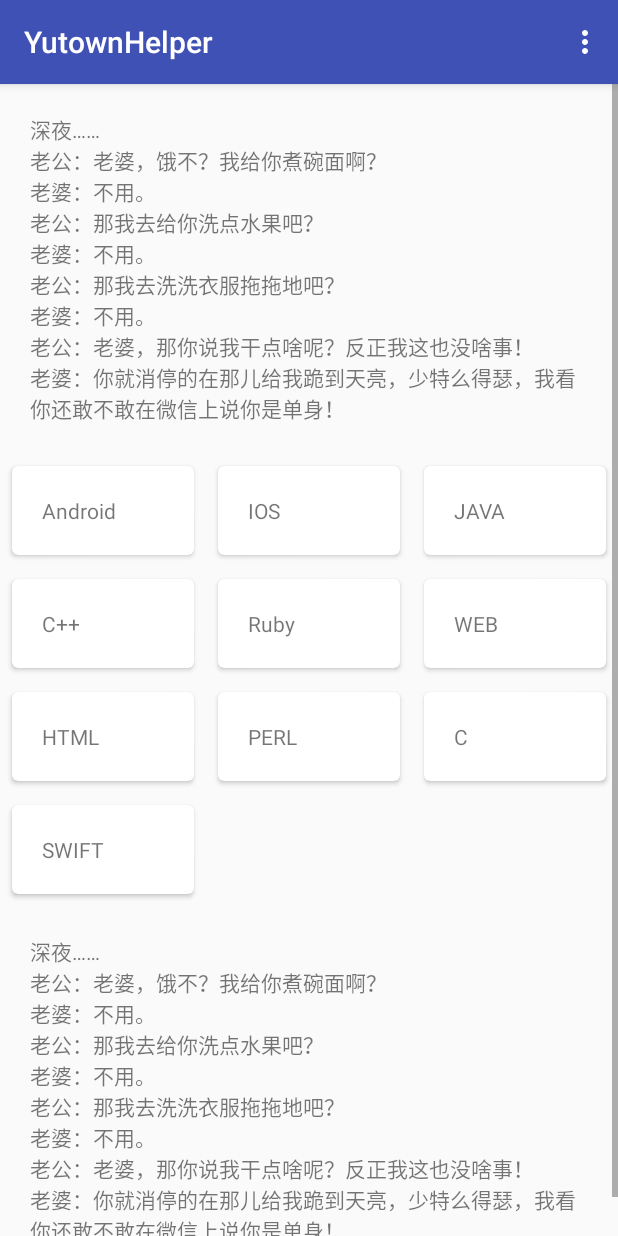
After one commit to Appigle/yutownhelper, an Android app: the FullyExpandedFragment screen opened directly, with no data from a screen before it, on a phone screen of 412 x 824 dp. The commit adds this screen. Run offline under Robolectric (Android 15) with nearby library versions, the phone set to English and light mode, and no system bars; our stand-ins replace ButterKnife.

Commit message:
1、添加滚动字幕Demo； 2、添加NotificationDemo； 3、添加RxJavaDemo； 4、添加ScrollView嵌套；

```diff
--- a/app/build.gradle
+++ b/app/build.gradle
@@ -128,4 +128,8 @@ dependencies {
     compile 'com.akexorcist:RoundCornerProgressBar:2.0.3'
     compile 'com.android.support:support-v4:23.4.0'
     compile 'com.google.android.gms:play-services:9.4.0'
+    compile 'io.reactivex:rxandroid:1.2.1'
+// Because RxAndroid releases are few and far between, it is recommended you also
+// explicitly depend on RxJava's latest version for bug fixes and new features.
+    compile 'io.reactivex:rxjava:1.1.9'
 }
--- a/app/src/main/AndroidManifest.xml
+++ b/app/src/main/AndroidManifest.xml
@@ -87,7 +87,11 @@
         <activity android:name=".Activity.RegexTestActivity" />
         <activity android:name=".Activity.ScreenChangeActivity" />
         <activity android:name=".base.BaseActionBarActivity" />
-        <activity android:name=".Activity.ActionBarApiActivity"></activity>
+        <activity android:name=".Activity.ActionBarApiActivity" />
+        <activity android:name=".Activity.NotificationDemosActivity" />
+        <activity android:name=".Activity.CircleShowInfoActivity" />
+        <activity android:name=".Activity.ScrollViewAndRecyclerViewQuestionActivity"></activity>
+        <activity android:name=".Activity.RxJavaKnowledgeActivity"></activity>
     </application>
 
 </manifest>
--- /dev/null
+++ b/app/src/main/java/com/chenley/an/yutownhelper/Activity/ScrollViewAndRecyclerViewQuestionActivity.java
@@ -0,0 +1,24 @@
+package com.chenley.an.yutownhelper.Activity;
+
+import android.os.Bundle;
+import android.support.v4.app.Fragment;
+
+import com.chenley.an.yutownhelper.Fragment.FullyExpandedFragment;
+import com.chenley.an.yutownhelper.R;
+import com.chenley.an.yutownhelper.base.BaseActionBarActivity;
+
+public class ScrollViewAndRecyclerViewQuestionActivity extends BaseActionBarActivity {
+
+    @Override
+    protected void onCreate(Bundle savedInstanceState) {
+        super.onCreate(savedInstanceState);
+        setContentView(R.layout.activity_scroll_view_and_recycler_view_question);
+        if (savedInstanceState == null) {
+            getSupportFragmentManager().beginTransaction().add(R.id.container,getFragment()).commit();
+        }
+    }
+
+    public Fragment getFragment() {
+        return  FullyExpandedFragment.newInstance(2);
+    }
+}
--- /dev/null
+++ b/app/src/main/java/com/chenley/an/yutownhelper/Fragment/FullyExpandedFragment.java
@@ -0,0 +1,94 @@
+package com.chenley.an.yutownhelper.Fragment;
+
+import android.os.Bundle;
+import android.support.annotation.Nullable;
+import android.support.v4.app.Fragment;
+import android.support.v7.widget.GridLayoutManager;
+import android.support.v7.widget.LinearLayoutManager;
+import android.support.v7.widget.OrientationHelper;
+import android.support.v7.widget.RecyclerView;
+import android.support.v7.widget.StaggeredGridLayoutManager;
+import android.util.Log;
+import android.view.LayoutInflater;
+import android.view.View;
+import android.view.ViewGroup;
+
+import com.chenley.an.yutownhelper.R;
+import com.chenley.an.yutownhelper.adapter.AnimAdapter;
+
+import butterknife.Bind;
+import butterknife.ButterKnife;
+
+/**
+ * Author:    ZhuWenWu
+ * Version    V1.0
+ * Date:      2015/2/6  14:42.
+ * Description:
+ * Modification  History:
+ * Date         	Author        		Version        	Description
+ * -----------------------------------------------------------------------------------
+ * 2015/2/6        ZhuWenWu            1.0                    1.0
+ * Why & What is modified:
+ */
+public class FullyExpandedFragment extends Fragment {
+    private static final String TAG = "FullyExpandedFragment==";
+    public static final int TYPE_LINEAR_LAYOUT = 1;
+    public static final int TYPE_GRID_LAYOUT = 2;
+    public static final int TYPE_STAGGERED_GRID_LAYOUT = 3;
+    @Bind(R.id.recycler_view)
+    RecyclerView mRecyclerView;
+
+    private int type = TYPE_LINEAR_LAYOUT;
+    private AnimAdapter mAdapter;
+
+    public static FullyExpandedFragment newInstance(int type) {
+        FullyExpandedFragment fragment = new FullyExpandedFragment();
+        Bundle args = new Bundle();
+        args.putInt("type", type);
+        fragment.setArguments(args);
+        return fragment;
+    }
+
+    @Override
+    public void onCreate(Bundle savedInstanceState) {
+        super.onCreate(savedInstanceState);
+        if (getArguments() != null) {
+            type = getArguments().getInt("type", TYPE_LINEAR_LAYOUT);
+        }
+    }
+
+    @Override
+    public View onCreateView(LayoutInflater inflater, @Nullable ViewGroup container, @Nullable Bundle savedInstanceState) {
+        View rootView = inflater.inflate(R.layout.fragment_fully_expended, container, false);
+        ButterKnife.bind(this, rootView);
+        return rootView;
+    }
+
+    @Override
+    public void onViewCreated(View view, @Nullable Bundle savedInstanceState) {
+        super.onViewCreated(view, savedInstanceState);
+        Log.i(TAG, "onViewCreated: type="+type);
+        if (type == TYPE_GRID_LAYOUT) {
+            mRecyclerView.setLayoutManager(new GridLayoutManager(getActivity(), 3, OrientationHelper.VERTICAL,false));//这里用线性宫格显示 类似于grid view
+        } else if (type == TYPE_STAGGERED_GRID_LAYOUT) {
+            mRecyclerView.setLayoutManager(new StaggeredGridLayoutManager(2, OrientationHelper.VERTICAL));//这里用线性宫格显示 类似于瀑布流
+        } else {
+            mRecyclerView.setLayoutManager(new LinearLayoutManager(getActivity()));//这里用线性显示 类似于list view V23.2.0 支持自动计算高度大小，也就是可以嵌套了
+        }
+        mAdapter = new AnimAdapter(getActivity());
+        mRecyclerView.setAdapter(mAdapter);
+    }
+
+    @Override
+    public void onActivityCreated(@Nullable Bundle savedInstanceState) {
+        super.onActivityCreated(savedInstanceState);
+        String[] titles = getResources().getStringArray(R.array.titles);
+        mAdapter.addTitles(titles);
+    }
+
+    @Override
+    public void onDestroyView() {
+        super.onDestroyView();
+        ButterKnife.unbind(this);
+    }
+}
--- a/app/src/main/java/com/chenley/an/yutownhelper/Main3Activity.java
+++ b/app/src/main/java/com/chenley/an/yutownhelper/Main3Activity.java
@@ -44,7 +44,7 @@ public class Main3Activity extends AppCompatActivity {
         superView.setAdapter(mAdapter);
     }
 
-   /**
+    /**
      * 初始化列表数据
      */
     private void initData() {
@@ -55,6 +55,10 @@ public class Main3Activity extends AppCompatActivity {
         itemList.add("正则表达式Test");
         itemList.add("横竖屏切换生命周期展示");
         itemList.add("ActionBarApiActivity");
+        itemList.add("NotificationDemosActivity");
+        itemList.add("垂直滚动循环消息");
+        itemList.add("ScrollView嵌套RecyclerView的显示及滑动");
+        itemList.add("RxJava知识点");
         mAdapter.addItems(itemList);
     }
 }
--- /dev/null
+++ b/app/src/main/java/com/chenley/an/yutownhelper/adapter/AnimAdapter.java
@@ -0,0 +1,92 @@
+package com.chenley.an.yutownhelper.adapter;
+
+import android.content.Context;
+import android.support.v7.widget.RecyclerView;
+import android.util.Log;
+import android.view.LayoutInflater;
+import android.view.View;
+import android.view.ViewGroup;
+import android.widget.TextView;
+
+import com.chenley.an.yutownhelper.R;
+
+import java.util.ArrayList;
+import java.util.Collections;
+
+import butterknife.Bind;
+import butterknife.ButterKnife;
+import butterknife.OnClick;
+
+/**
+ * Author:    ZhuWenWu
+ * Version    V1.0
+ * Date:      2015/1/15  18:18.
+ * Description:
+ * Modification  History:
+ * Date         	Author        		Version        	Description
+ * -----------------------------------------------------------------------------------
+ * 2015/1/15        ZhuWenWu            1.0                    1.0
+ * Why & What is modified:
+ */
+public class AnimAdapter extends RecyclerView.Adapter<AnimAdapter.NormalTextViewHolder> {
+    private final LayoutInflater mLayoutInflater;
+    private final Context mContext;
+    private ArrayList<String> mTitles = new ArrayList<>();
+
+    public AnimAdapter(Context context) {
+        mContext = context;
+        mLayoutInflater = LayoutInflater.from(context);
+    }
+
+    public void addTitles(String[] titles) {
+        Collections.addAll(mTitles, titles);
+        notifyItemRangeInserted(0, titles.length);
+    }
+
+    public void addTitle(String title) {
+        mTitles.add(1, title);
+        notifyItemInserted(1);
+    }
+
+    public void remove(int position) {
+        mTitles.remove(position);
+        notifyItemRemoved(position);
+    }
+
+    @Override
+    public NormalTextViewHolder onCreateViewHolder(ViewGroup parent, int viewType) {
+        return new NormalTextViewHolder(mLayoutInflater.inflate(R.layout.item_text, parent, false), this);
+    }
+
+    @Override
+    public void onBindViewHolder(NormalTextViewHolder holder, int position) {
+        holder.mTextView.setText(mTitles.get(position));
+    }
+
+    @Override
+    public int getItemCount() {
+        return mTitles == null ? 0 : mTitles.size();
+    }
+
+    public static class NormalTextViewHolder extends RecyclerView.ViewHolder {
+        @Bind(R.id.text_view)
+        TextView mTextView;
+        AnimAdapter mAdapter;
+
+        NormalTextViewHolder(View view, AnimAdapter adapter) {
+            super(view);
+            mAdapter = adapter;
+            ButterKnife.bind(this, view);
+        }
+
+        @OnClick(R.id.cv_item)
+        void onItemClick() {
+            Log.d("NormalTextViewHolder", "onClick--> position = " + getPosition());
+            if (getPosition() == 2) {
+                mAdapter.remove(getPosition());
+            } else {
+                mAdapter.addTitle("test" + getPosition());
+            }
+        }
+    }
+}
--- /dev/null
+++ b/app/src/main/res/layout/activity_scroll_view_and_recycler_view_question.xml
@@ -0,0 +1,7 @@
+<?xml version="1.0" encoding="utf-8"?>
+<FrameLayout xmlns:android="http://schemas.android.com/apk/res/android"
+    xmlns:tools="http://schemas.android.com/tools"
+    android:id="@+id/container"
+    android:layout_height="match_parent"
+    android:layout_width="match_parent"
+    tools:ignore="MergeRootFrame" />
--- /dev/null
+++ b/app/src/main/res/layout/fragment_fully_expended.xml
@@ -0,0 +1,31 @@
+<?xml version="1.0" encoding="utf-8"?>
+<ScrollView xmlns:android="http://schemas.android.com/apk/res/android"
+    android:layout_width="match_parent"
+    android:layout_height="match_parent"
+    android:orientation="vertical">
+
+    <LinearLayout
+        android:layout_width="match_parent"
+        android:layout_height="wrap_content"
+        android:orientation="vertical">
+
+        <TextView
+            android:layout_width="match_parent"
+            android:layout_height="wrap_content"
+            android:padding="20dp"
+            android:text="@string/test" />
+
+        <android.support.v7.widget.RecyclerView
+            xmlns:android="http://schemas.android.com/apk/res/android"
+            android:id="@+id/recycler_view"
+            android:layout_width="match_parent"
+            android:layout_height="wrap_content" />
+
+        <TextView
+            android:layout_width="match_parent"
+            android:layout_height="wrap_content"
+            android:padding="20dp"
+            android:text="@string/test" />
+    </LinearLayout>
+
+</ScrollView>
--- /dev/null
+++ b/app/src/main/res/layout/item_text.xml
@@ -0,0 +1,16 @@
+<?xml version="1.0" encoding="utf-8"?>
+<android.support.v7.widget.CardView
+    xmlns:card_view="http://schemas.android.com/apk/res-auto"
+    xmlns:android="http://schemas.android.com/apk/res/android"
+    android:layout_width="match_parent"
+    android:layout_height="wrap_content"
+    android:layout_margin="8dp"
+    android:id="@+id/cv_item"
+    card_view:cardCornerRadius="4dp">
+
+    <TextView
+        android:id="@+id/text_view"
+        android:padding="20dp"
+        android:layout_width="match_parent"
+        android:layout_height="wrap_content"/>
+</android.support.v7.widget.CardView>
--- /dev/null
+++ b/app/src/main/res/values/array.xml
@@ -0,0 +1,31 @@
+<?xml version="1.0" encoding="utf-8"?>
+<resources>
+    <string-array name="titles">
+        <item>Android</item>
+        <item>IOS</item>
+        <item>JAVA</item>
+        <item>C++</item>
+        <item>Ruby</item>
+        <item>WEB</item>
+        <item>HTML</item>
+        <item>PERL</item>
+        <item>C</item>
+        <item>SWIFT</item>
+    </string-array>
+
+    <string-array name="items">
+        <item>Normal List</item>
+        <item>Normal Grid</item>
+        <item>Normal Staggered</item>
+        <item>Multiple List</item>
+        <item>Multiple Grid</item>
+        <item>Header Bottom List</item>
+        <item>Header Bottom Grid</item>
+        <item>Anim List</item>
+        <item>Anim Grid</item>
+        <item>Expended List</item>
+        <item>Expended Grid</item>
+        <item>Single Select</item>
+        <item>Multiple Select</item>
+    </string-array>
+</resources>
--- a/app/src/main/res/values/attrs.xml
+++ b/app/src/main/res/values/attrs.xml
@@ -12,4 +12,5 @@
         <attr name="metaButtonBarStyle" format="reference" />
         <attr name="metaButtonBarButtonStyle" format="reference" />
     </declare-styleable>
+
 </resources>
--- a/app/src/main/res/values/strings.xml
+++ b/app/src/main/res/values/strings.xml
@@ -12,4 +12,6 @@
         @drawable/logo"，而非android:background="@drawable/logo"，我就笨笨地犯了这个低级错误，导致错怪人家scaleType不起作用。程序中动态加载图片也类似，如：应该imgView.setImageResource(R.drawable.*);
         而非imgView.setBackgroundResource(R.drawable.*);"
         android:textSize="22sp</string>
+    <string name="test">深夜……\n老公：老婆，饿不？我给你煮碗面啊？\n老婆：不用。\n老公：那我去给你洗点水果吧？\n老婆：不用。\n老公：那我去洗洗衣服拖拖地吧？\n老婆：不用。\n老公：老婆，那你说我干点啥呢？反正我这也没啥事！\n老婆：你就消停的在那儿给我跪到天亮，少特么得瑟，我看你还敢不敢在微信上说你是单身！</string>
+
 </resources>
--- a/build.gradle
+++ b/build.gradle
@@ -6,7 +6,7 @@ buildscript {
         jcenter()
     }
     dependencies {
-        classpath 'com.android.tools.build:gradle:2.1.3'
+        classpath 'com.android.tools.build:gradle:2.2.0'
         classpath 'org.greenrobot:greendao-gradle-plugin:3.0.0'
         classpath 'com.getkeepsafe.dexcount:dexcount-gradle-plugin:0.2.1'
         // NOTE: Do not place your application dependencies here; they belong
```
Also changed, not shown: app/src/main/java/com/chenley/an/yutownhelper/Activity/CircleShowInfoActivity.java (added, +16 -0 lines), app/src/main/java/com/chenley/an/yutownhelper/Activity/NotificationDemosActivity.java (added, +15 -0 lines), app/src/main/java/com/chenley/an/yutownhelper/Activity/RxJavaKnowledgeActivity.java (added, +219 -0 lines), app/src/main/java/com/chenley/an/yutownhelper/adapter/SuperViewAdapter.java (+14 -0 lines), app/src/main/res/layout/activity_circle_show_info.xml (added, +12 -0 lines), app/src/main/res/layout/activity_notification_demos.xml (added, +12 -0 lines), app/src/main/res/layout/activity_rxjava_knowledge.xml (added, +26 -0 lines).
